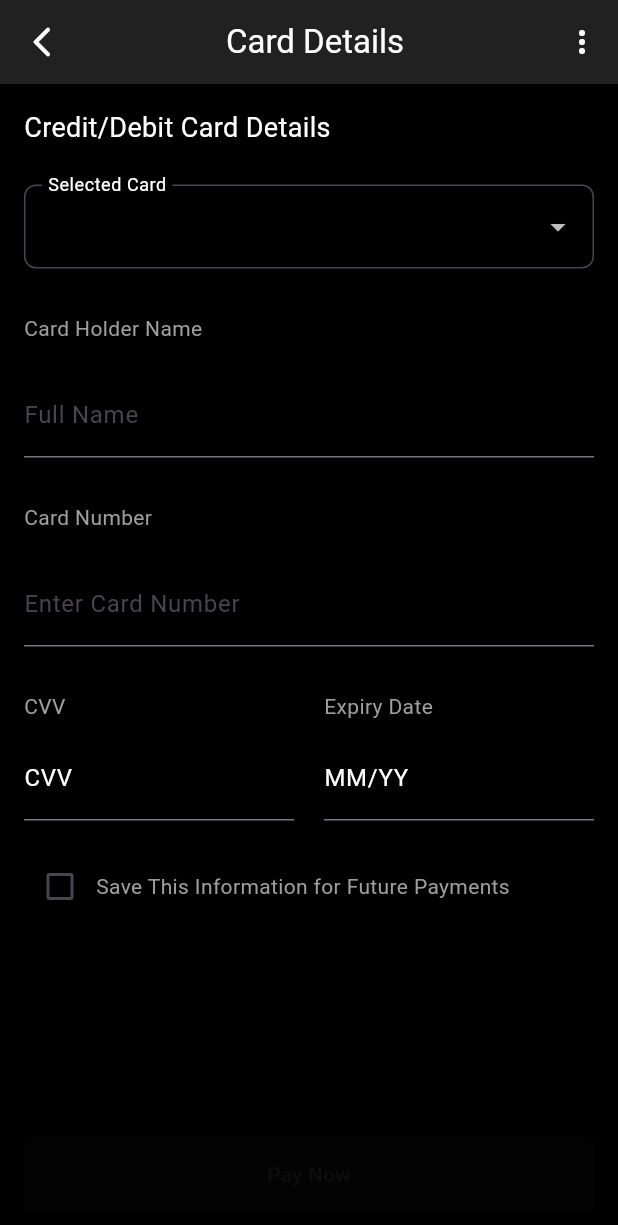
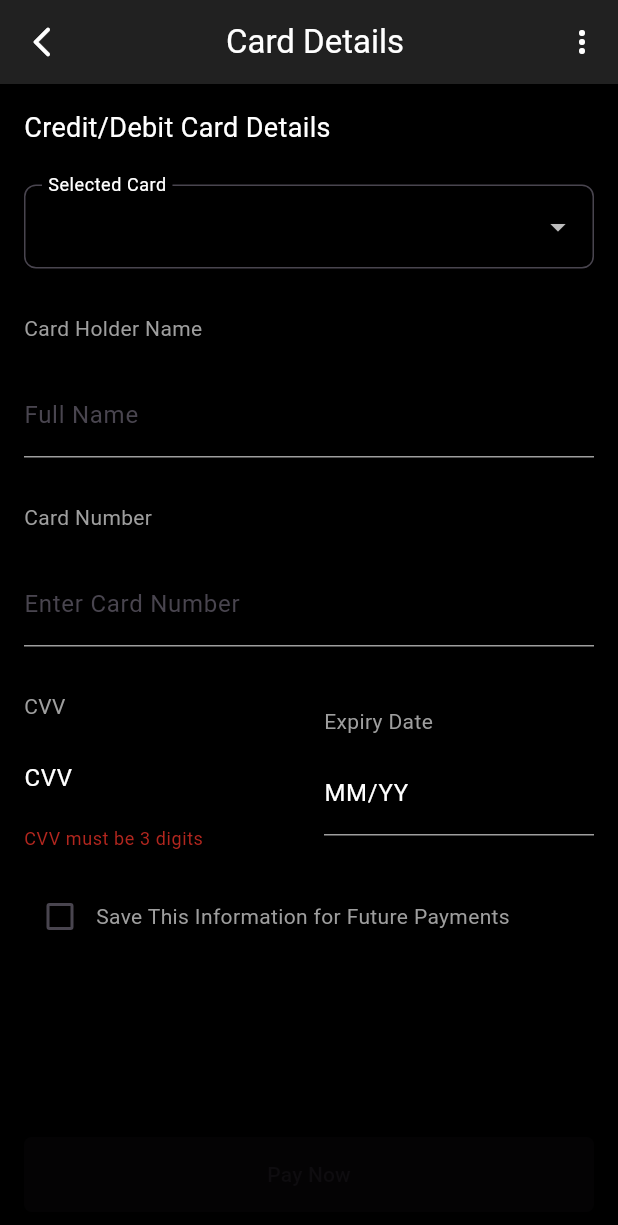
Before and after one commit to Manas2k3/UBC-ASSIGNMENT, a Flutter app: the CardDetailsPage screen opened directly with empty values, on a phone screen of 412 x 824 dp. Shown: the top 1225 px of the screen. Run offline on Flutter 3.47's test engine with Material 3 defaults, Android fonts, the light colour scheme and no system bars.

Commit message:
changes made in decoration of TextForm Fields

```diff
--- a/lib/views/card_details_page.dart
+++ b/lib/views/card_details_page.dart
@@ -17,6 +17,8 @@ class CardDetailsPage extends StatefulWidget {
 }
 
 class _CardDetailsPageState extends State<CardDetailsPage> {
+  TextEditingController _expiryDateController = TextEditingController();
+
   final _formKey = GlobalKey<FormState>();
 
   String? _cardHolderName;
@@ -30,7 +32,28 @@ class _CardDetailsPageState extends State<CardDetailsPage> {
     return _cardHolderName?.isNotEmpty == true &&
         _cardNumber?.isNotEmpty == true &&
         _cvv?.isNotEmpty == true &&
-        _expiryDate?.isNotEmpty == true;
+        _expiryDate?.isNotEmpty == true &&
+        _validateExpiryDate(_expiryDate!);
+  }
+
+//Info: for checking the length of the cvv value
+  bool _validateCvv(String value) {
+    if (value.length != 3) {
+      return false;
+    }
+    return true;
+  }
+
+  // Info: For adding the slash in the expiry date text form field
+  bool _validateExpiryDate(String value) {
+    if (value.length != 5) return false;
+    final parts = value.split('/');
+    if (parts.length != 2) return false;
+    final month = int.tryParse(parts[0]);
+    final year = int.tryParse(parts[1]);
+    if (month == null || year == null) return false;
+    if (month < 1 || month > 12) return false;
+    return true;
   }
 
   @override
@@ -119,9 +142,15 @@ class _CardDetailsPageState extends State<CardDetailsPage> {
                   cursorColor: Colors.grey,
                   decoration: const InputDecoration(
                     floatingLabelStyle: TextStyle(color: Colors.grey),
-                    focusedBorder: OutlineInputBorder(
-                      borderSide: BorderSide(color: Colors.white),
+                    focusedBorder: UnderlineInputBorder(
+                      borderSide:
+                          BorderSide(color: Colors.grey), // Color when focused
                     ),
+                    enabledBorder: UnderlineInputBorder(
+                      borderSide: BorderSide(
+                          color: Colors.grey), // Color when not focused
+                    ),
+                    border: InputBorder.none, // Remove the border
                     labelText: 'Full Name',
                   ),
                   onChanged: (value) {
@@ -141,9 +170,15 @@ class _CardDetailsPageState extends State<CardDetailsPage> {
                   cursorColor: Colors.grey,
                   decoration: const InputDecoration(
                     floatingLabelStyle: TextStyle(color: Colors.grey),
-                    focusedBorder: OutlineInputBorder(
-                      borderSide: BorderSide(color: Colors.white),
+                    focusedBorder: UnderlineInputBorder(
+                      borderSide:
+                          BorderSide(color: Colors.grey), // Color when focused
                     ),
+                    enabledBorder: UnderlineInputBorder(
+                      borderSide: BorderSide(
+                          color: Colors.grey), // Color when not focused
+                    ),
+                    border: InputBorder.none, // Remove the border
                     labelText: 'Enter Card Number',
                   ),
                   onChanged: (value) {
@@ -165,14 +200,28 @@ class _CardDetailsPageState extends State<CardDetailsPage> {
                           ),
                           const SizedBox(height: 10),
                           TextFormField(
+                            cursorColor: Colors.grey,
                             keyboardType: TextInputType.number,
                             obscureText: true,
                             style: const TextStyle(color: Colors.white),
-                            decoration: const InputDecoration(
-                              label: Text(
+                            decoration: InputDecoration(
+                              label: const Text(
                                 'CVV',
                                 style: TextStyle(color: Colors.white),
                               ),
+                              errorText: _validateCvv(_cvv ?? '')
+                                  ? null
+                                  : 'CVV must be 3 digits',
+                              focusedBorder: const UnderlineInputBorder(
+                                borderSide: BorderSide(
+                                    color: Colors.grey), // Color when focused
+                              ),
+                              enabledBorder: const UnderlineInputBorder(
+                                borderSide: BorderSide(
+                                    color:
+                                        Colors.grey), // Color when not focused
+                              ),
+                              border: InputBorder.none,
                             ),
                             onChanged: (value) {
                               _cvv = value;
@@ -193,19 +242,43 @@ class _CardDetailsPageState extends State<CardDetailsPage> {
                           ),
                           const SizedBox(height: 10),
                           TextFormField(
+                            cursorColor: Colors.grey,
+                            controller: _expiryDateController,
                             keyboardType: TextInputType.number,
                             style: const TextStyle(color: Colors.white),
-                            decoration: const InputDecoration(
-                              label: Text(
-                                'MM/YY',
-                                style: TextStyle(color: Colors.white),
+                            decoration: InputDecoration(
+                              labelText: 'MM/YY',
+                              labelStyle: const TextStyle(color: Colors.white),
+                              errorText: _expiryDate != null &&
+                                      !_validateExpiryDate(_expiryDate!)
+                                  ? 'Invalid date format. Use MM/YY'
+                                  : null,
+                              focusedBorder: const UnderlineInputBorder(
+                                borderSide: BorderSide(
+                                    color: Colors.grey), // Color when focused
                               ),
+                              enabledBorder: const UnderlineInputBorder(
+                                borderSide: BorderSide(
+                                    color:
+                                        Colors.grey), // Color when not focused
+                              ),
+                              border: InputBorder.none, // Remove the border
                             ),
                             onChanged: (value) {
-                              _expiryDate = value;
+                              if (value.length == 2 &&
+                                  !_expiryDateController.text.contains('/')) {
+                                _expiryDateController.text = value + '/';
+                                _expiryDateController.selection =
+                                    TextSelection.fromPosition(
+                                  TextPosition(
+                                      offset:
+                                          _expiryDateController.text.length),
+                                );
+                              }
+                              _expiryDate = _expiryDateController.text;
                               setState(() {});
                             },
-                          ),
+                          )
                         ],
                       ),
                     ),
```
